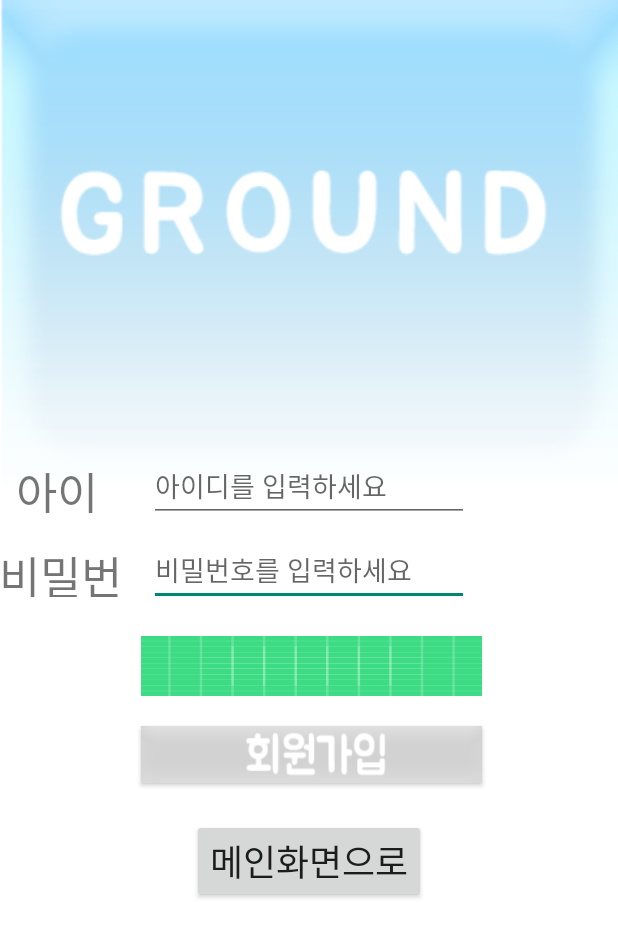
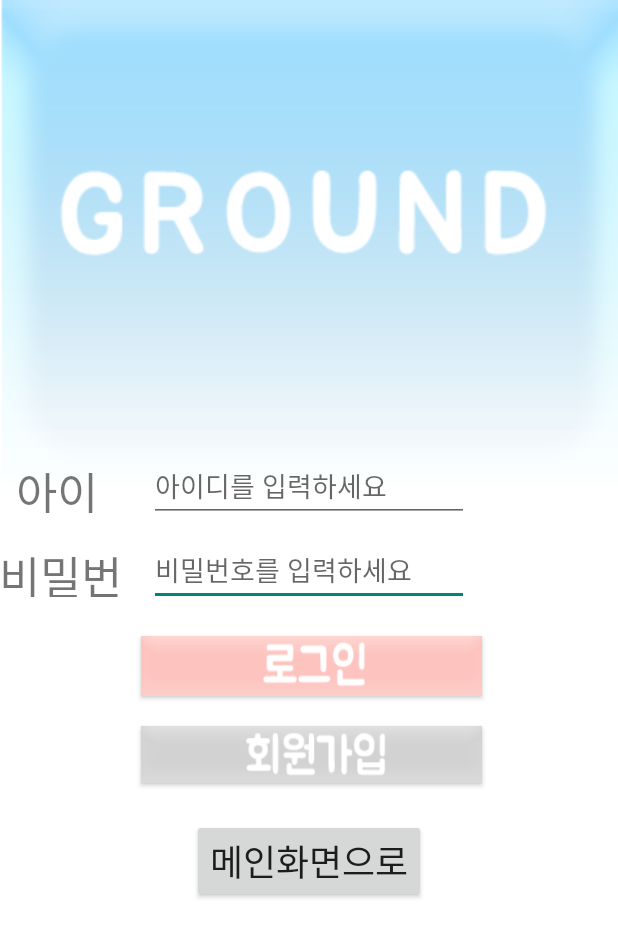
Before and after one commit to sunkim99/Groundd, an Android app: the screen it shows after launch (LoginActivity), on a phone screen of 412 x 824 dp. Shown: the top 937 px of the screen. Run offline under Robolectric (Android 15) with nearby library versions, the phone set to English and light mode, and no system bars; our stand-ins replace Volley.

Commit message:
로그인버튼 원래대로

```diff
--- a/app/src/main/res/layout/activity_login.xml
+++ b/app/src/main/res/layout/activity_login.xml
@@ -77,7 +77,7 @@
         android:layout_width="227dp"
         android:layout_height="40dp"
         android:layout_marginTop="20dp"
-        android:background="@drawable/ic_launcher_background"
+        android:background="@drawable/login_button"
         android:fontFamily="@font/bm_font"
         android:textSize="20sp"
         app:layout_constraintEnd_toEndOf="@+id/et_pass"
```
